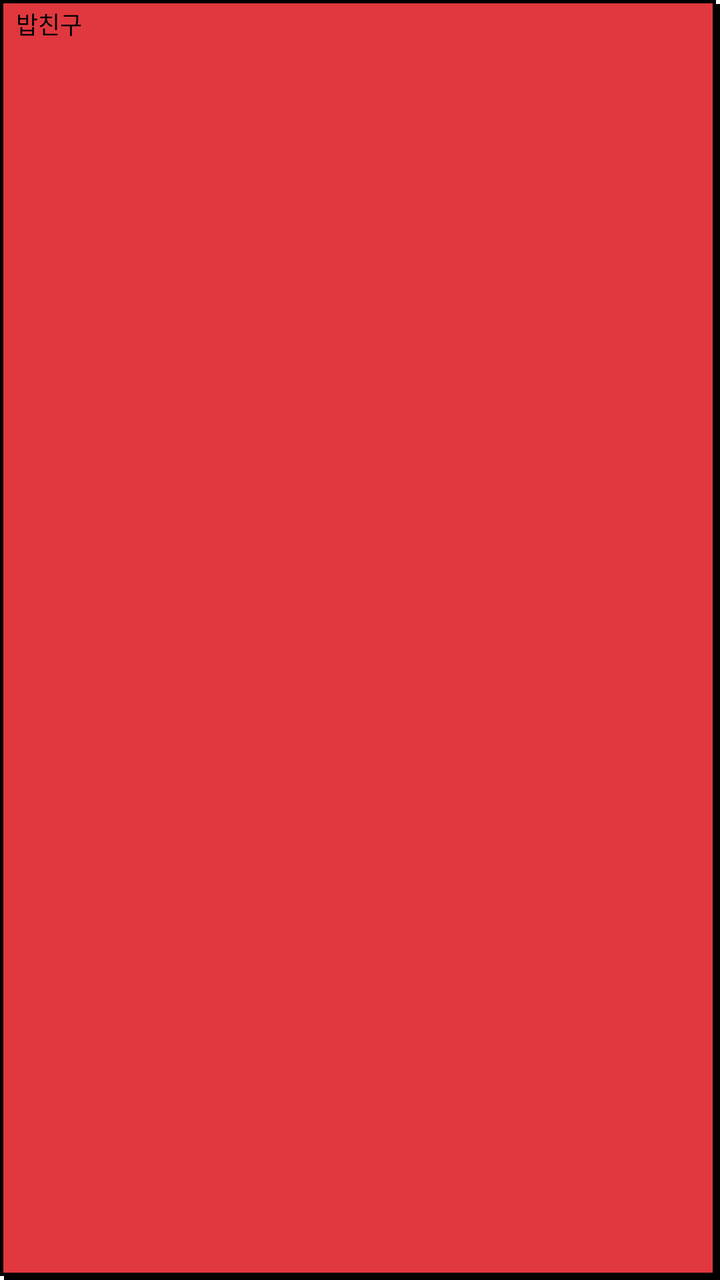
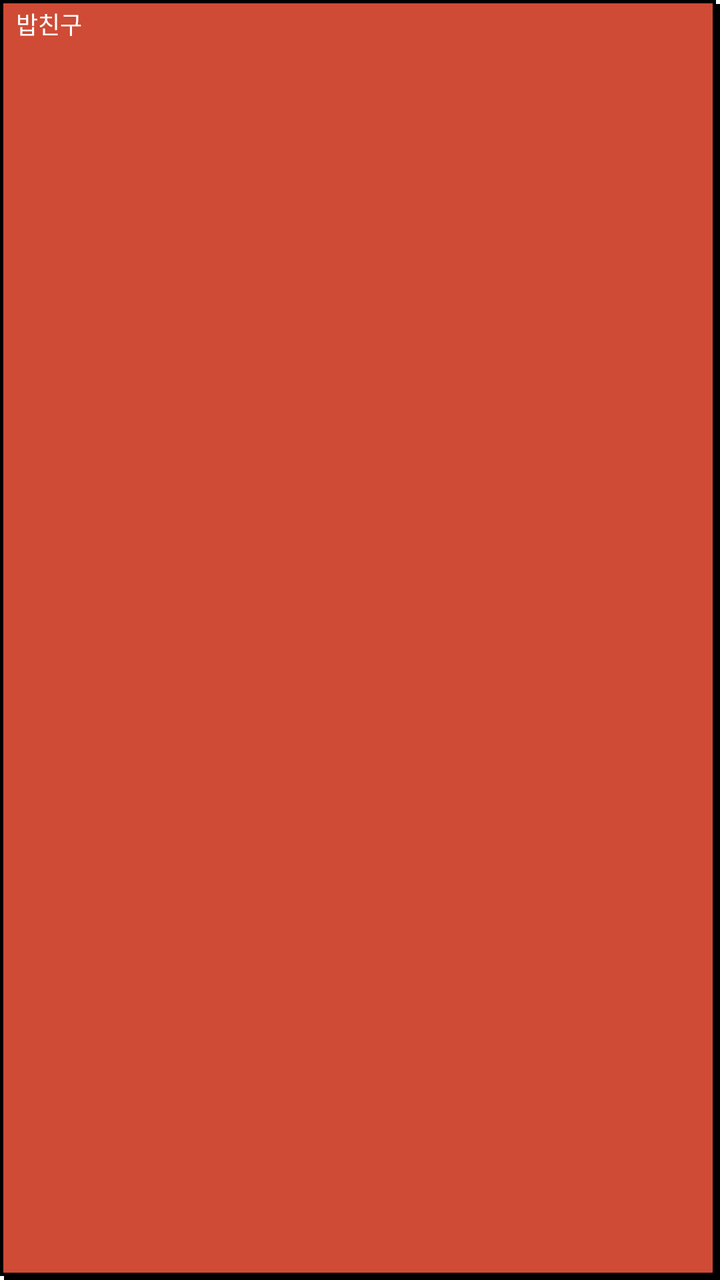

An Android layout rendered at two revisions. The XML below is the earlier revision; the diff shows what the commit changed to produce the second picture.
<!-- AndroidManifest.xml: application theme Theme.Delibuddy -->
<!-- res/layout/layout_meal_buddy_badge.xml -->
<?xml version="1.0" encoding="utf-8"?>
<TextView xmlns:android="http://schemas.android.com/apk/res/android"
    style="@style/ModeBadge"
    android:layout_width="wrap_content"
    android:layout_height="wrap_content"
    android:background="@drawable/bg_badge_red"
    android:text="@string/common_mode_meal_buddy" />
<!-- resources referenced by this layout -->
<resources>
  <!-- drawable bg_badge_red (drawable) -->
  <?xml version="1.0" encoding="utf-8"?>
  <layer-list xmlns:android="http://schemas.android.com/apk/res/android">
      
      <item
          android:left="@dimen/pixel_shadow_small"
          android:top="@dimen/pixel_shadow_small">
          <shape android:shape="rectangle">
              <solid android:color="@color/black" />
          </shape>
      </item>
      
      <item
          android:right="@dimen/pixel_shadow_small"
          android:bottom="@dimen/pixel_shadow_small">
          <shape android:shape="rectangle">
              <solid android:color="@color/button_red" />
              <stroke
                  android:width="@dimen/pixel_stroke_small"
                  android:color="@color/black" />
          </shape>
      </item>
  </layer-list>
  <string name="common_mode_meal_buddy">밥친구</string>
  <style name="ModeBadge">
          <item name="android:paddingStart">8dp</item>
          <item name="android:paddingTop">3dp</item>
          <item name="android:paddingEnd">10dp</item>
          <item name="android:paddingBottom">5dp</item>
          <item name="android:textColor">@color/black</item>
          <item name="android:textSize">12sp</item>
      </style>
  <style name="Theme.Delibuddy" parent="Theme.MaterialComponents.Light.NoActionBar">
          
          <item name="colorPrimary">@color/background</item>
          <item name="colorPrimaryVariant">@color/purple_700</item>
          <item name="colorOnPrimary">@color/white</item>
          
          <item name="colorSecondary">@color/teal_200</item>
          <item name="colorSecondaryVariant">@color/teal_700</item>
          <item name="colorOnSecondary">@color/black</item>
          
          <item name="android:statusBarColor">?attr/colorPrimaryVariant</item>
          
          <item name="fontFamily">@font/mulmaru</item>
          <item name="android:forceDarkAllowed" tools:targetApi="q">false</item>
      </style>
  <dimen name="pixel_shadow_small">2dp</dimen>
  <color name="black">#FF000000</color>
  <color name="button_red">#E0383E</color>
  <dimen name="pixel_stroke_small">1.5dp</dimen>
  <color name="background">#FFF4CF</color>
  <color name="purple_700">#FF3700B3</color>
  <color name="white">#FFFFFFFF</color>
  <color name="teal_200">#FF03DAC5</color>
  <color name="teal_700">#FF018786</color>
</resources>

<!-- the commit's change to res/layout/layout_meal_buddy_badge.xml (unified diff, before → after) -->
@@ -4,4 +4,5 @@
     android:layout_width="wrap_content"
     android:layout_height="wrap_content"
     android:background="@drawable/bg_badge_red"
-    android:text="@string/common_mode_meal_buddy" />
+    android:text="@string/common_mode_meal_buddy"
+    android:textColor="@color/white" />
<!-- resource entries referenced after the edit -->
@@ -36,11 +36,8 @@
           
           <item name="colorPrimary">@color/background</item>
           <item name="colorPrimaryVariant">@color/purple_700</item>
-          <item name="colorOnPrimary">@color/white</item>
           
           <item name="colorSecondary">@color/teal_200</item>
-          <item name="colorSecondaryVariant">@color/teal_700</item>
-          <item name="colorOnSecondary">@color/black</item>
           
           <item name="android:statusBarColor">?attr/colorPrimaryVariant</item>
           
@@ -49,12 +46,11 @@
       </style>
   <dimen name="pixel_shadow_small">2dp</dimen>
   <color name="black">#FF000000</color>
-  <color name="button_red">#E0383E</color>
+  <color name="button_red">#CF4B35</color>
   <dimen name="pixel_stroke_small">1.5dp</dimen>
   <color name="background">#FFF4CF</color>
   <color name="purple_700">#FF3700B3</color>
   <color name="white">#FFFFFFFF</color>
   <color name="teal_200">#FF03DAC5</color>
-  <color name="teal_700">#FF018786</color>
 </resources>
 
